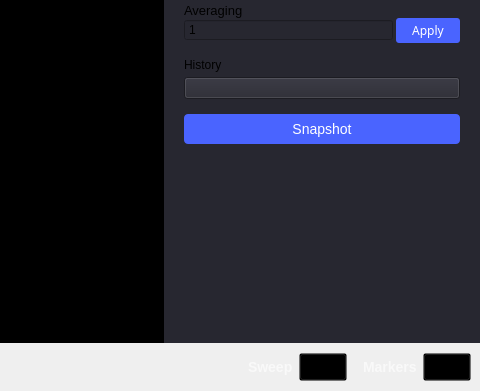
This is ui/spectrum_analyzer.ui in analogdevicesinc/scopy as Qt 5 draws it before an edit; both pictures show x 489 to 969 and y 270 to 661 of the 969 by 661 pixel window. The edited form follows.
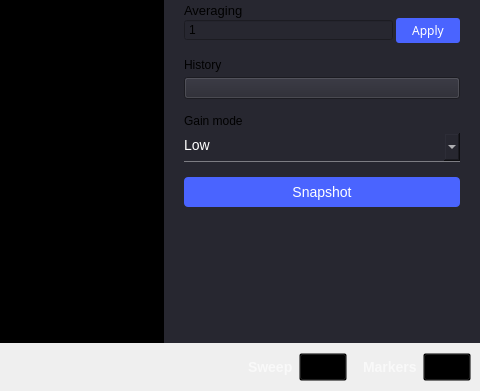
This is the edited form. The open tabs and pages were chosen to show the change. Icons and pictures are not drawn. Custom widgets are drawn as their Qt base class.

```diff
--- a/ui/spectrum_analyzer.ui
+++ b/ui/spectrum_analyzer.ui
@@ -817,6 +817,40 @@
                  </item>
                 </layout>
                </item>
+               <item>
+                <layout class="QVBoxLayout" name="verticalLayout_12">
+                 <property name="spacing">
+                  <number>5</number>
+                 </property>
+                 <property name="bottomMargin">
+                  <number>0</number>
+                 </property>
+                 <item>
+                  <widget class="QLabel" name="label_7">
+                   <property name="text">
+                    <string>Gain mode</string>
+                   </property>
+                  </widget>
+                 </item>
+                 <item>
+                  <widget class="QComboBox" name="cmbGainMode">
+                   <property name="currentText">
+                    <string>Low</string>
+                   </property>
+                   <item>
+                    <property name="text">
+                     <string>Low</string>
+                    </property>
+                   </item>
+                   <item>
+                    <property name="text">
+                     <string>High</string>
+                    </property>
+                   </item>
+                  </widget>
+                 </item>
+                </layout>
+               </item>
                <item>
                 <widget class="QPushButton" name="btnSnapshot">
                  <property name="styleSheet">
```
Left out of the diff: 2 changed lines with no effect on the pictures.
